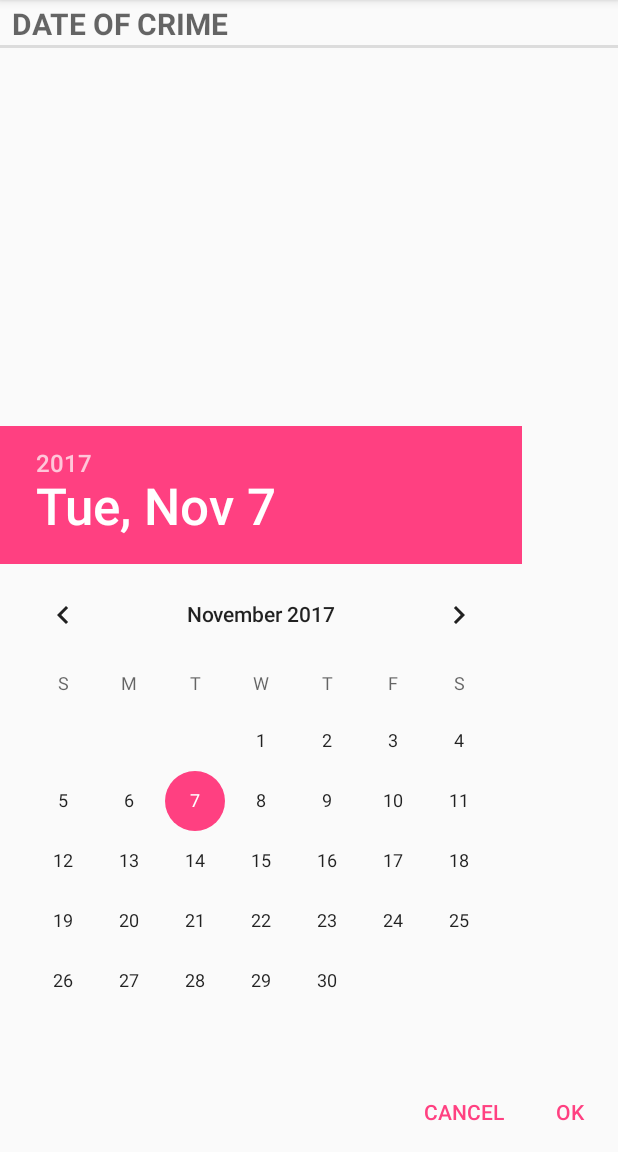
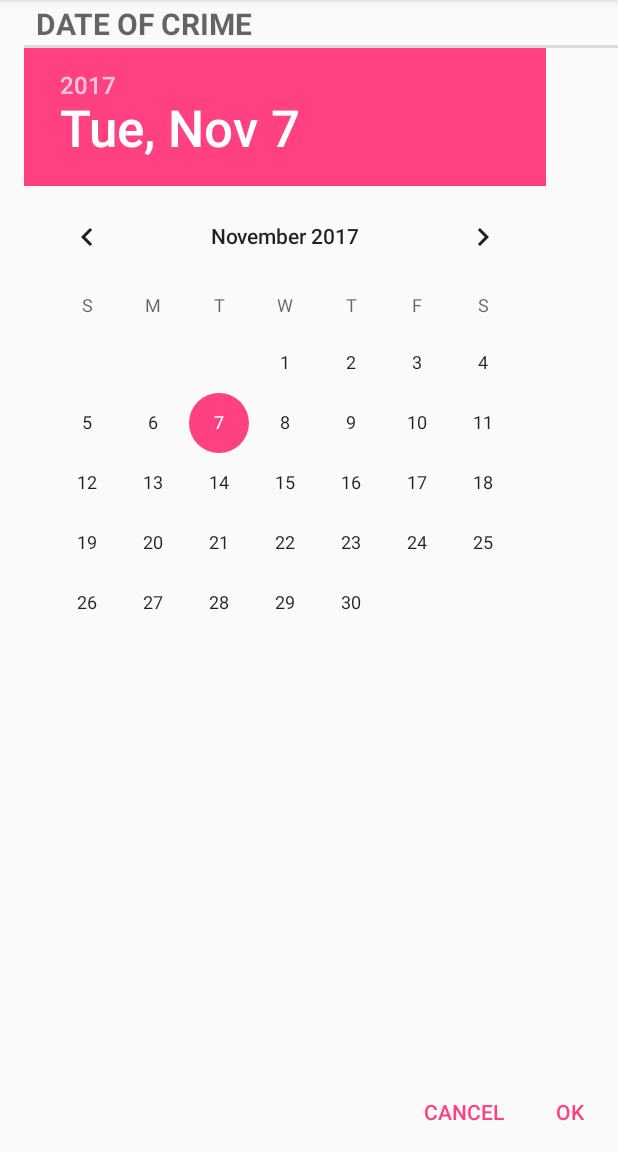
Before and after one commit to Derrek-Larson/CriminalIntent, an Android app: the DatePickerFragment screen opened directly, with no data from a screen before it, on a phone screen of 412 x 824 dp, the part 84-1236 px from its top. Run offline under Robolectric (Android 15) with nearby library versions, the phone set to English and light mode, and no system bars.

Commit message:
criminal intent: finished.

```diff
--- a/app/src/main/java/com/bignerdranch/android/criminalintent/DatePickerActivity.java
+++ b/app/src/main/java/com/bignerdranch/android/criminalintent/DatePickerActivity.java
@@ -4,7 +4,7 @@ import android.content.Intent;
 import android.support.v4.app.Fragment;
 import java.util.Date;
 /**
- * DatePickerActivity hosts a date picker. This is for the second challenge.
+ * Derrek Larson, used only for chapter 12 hard challenge
  */
 public class DatePickerActivity extends SingleFragmentActivity {
     private static final String EXTRA_DATE =
--- a/app/src/main/java/com/bignerdranch/android/criminalintent/DatePickerFragment.java
+++ b/app/src/main/java/com/bignerdranch/android/criminalintent/DatePickerFragment.java
@@ -26,7 +26,7 @@ import java.util.Date;
 import java.util.GregorianCalendar;
 
 /**
- * Created by derrek1 on 10/16/17.
+ * Derrek Larson
  */
 
 public class DatePickerFragment extends DialogFragment {
@@ -38,6 +38,7 @@ public class DatePickerFragment extends DialogFragment {
     DatePicker mDatePicker;
     private Button mPositiveButton;
     private Button mNegativeButton;
+
 
     @Override
     public View onCreateView(LayoutInflater inflater, ViewGroup container,
--- a/app/src/main/res/layout/date_picker.xml
+++ b/app/src/main/res/layout/date_picker.xml
@@ -33,8 +33,10 @@
         android:id="@+id/date_picker"
         android:layout_width="match_parent"
         android:layout_height="wrap_content"
-        android:layout_above="@id/date_picker_button_bar"
-        android:calendarViewShown="false" />
+        android:calendarViewShown="false"
+        android:layout_marginLeft="16dp"
+        android:layout_below="@+id/textView2"
+        android:layout_alignParentStart="true"/>
 
     <TextView
         android:layout_width="match_parent"
@@ -42,5 +44,7 @@
         android:text="@string/date_picker_title"
         android:layout_alignParentTop="true"
         android:textSize="20sp"
-        style="?android:listSeparatorTextViewStyle"/>
+        android:layout_marginLeft="16dp"
+        style="?android:listSeparatorTextViewStyle"
+        android:id="@+id/textView2"/>
 </RelativeLayout>
```
